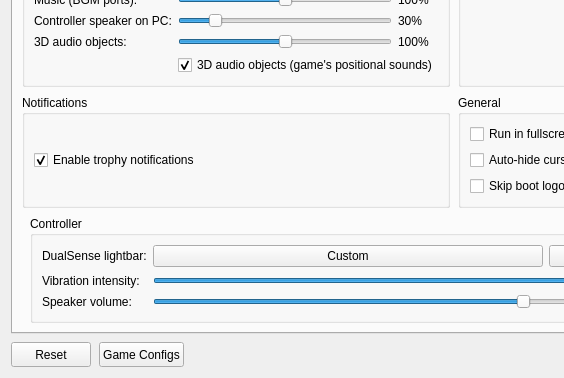
Qt form src/launcher/forms/configuration_edit_dialog.ui (AymanFE/KytyPS5) before a commit; both pictures show x 0 to 564 and y 376 to 754 of the 973 by 754 pixel window.
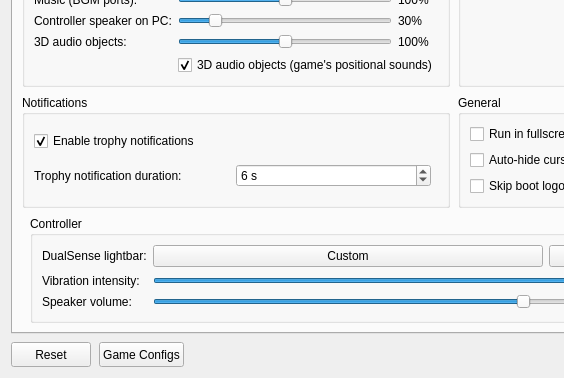
The same form after that commit. Custom widgets are drawn as their Qt base class.

Commit message: Make trophy toast duration configurable (5-10s, default 6s) (#1538)

The edit to the form file:
```diff
--- a/src/launcher/forms/configuration_edit_dialog.ui
+++ b/src/launcher/forms/configuration_edit_dialog.ui
@@ -339,6 +339,29 @@
               <property name="checked"><bool>true</bool></property>
              </widget>
             </item>
+            <item>
+             <layout class="QHBoxLayout" name="trophyDurationLayout">
+              <item>
+               <widget class="QLabel" name="label_trophy_duration">
+                <property name="text"><string>Trophy notification duration:</string></property>
+               </widget>
+              </item>
+              <item>
+               <widget class="QSpinBox" name="spinBox_trophy_duration">
+                <property name="toolTip"><string>How long each trophy unlock notification stays on screen.</string></property>
+                <property name="suffix"><string> s</string></property>
+                <property name="minimum"><number>5</number></property>
+                <property name="maximum"><number>10</number></property>
+                <property name="value"><number>6</number></property>
+               </widget>
+              </item>
+              <item>
+               <spacer name="trophyDurationSpacer">
+                <property name="orientation"><enum>Qt::Horizontal</enum></property>
+               </spacer>
+              </item>
+             </layout>
+            </item>
            </layout>
           </widget>
          </item>
```
The commit also changes 8 other files.
